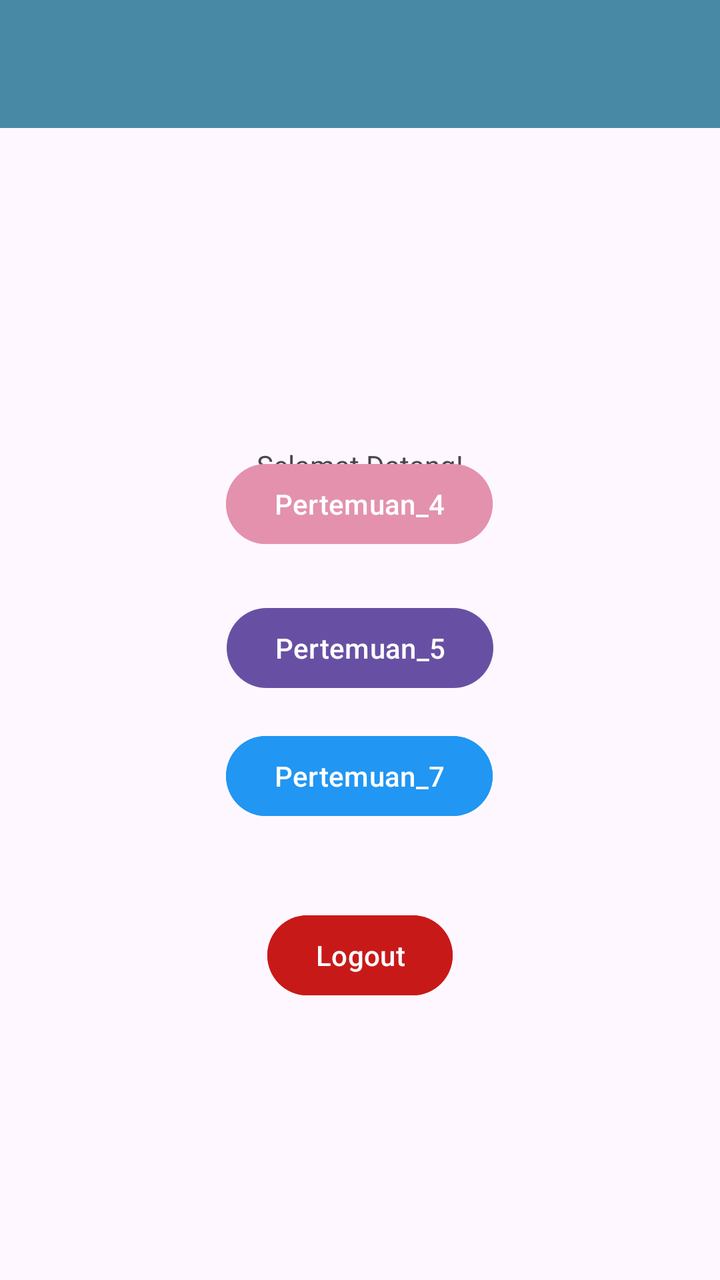
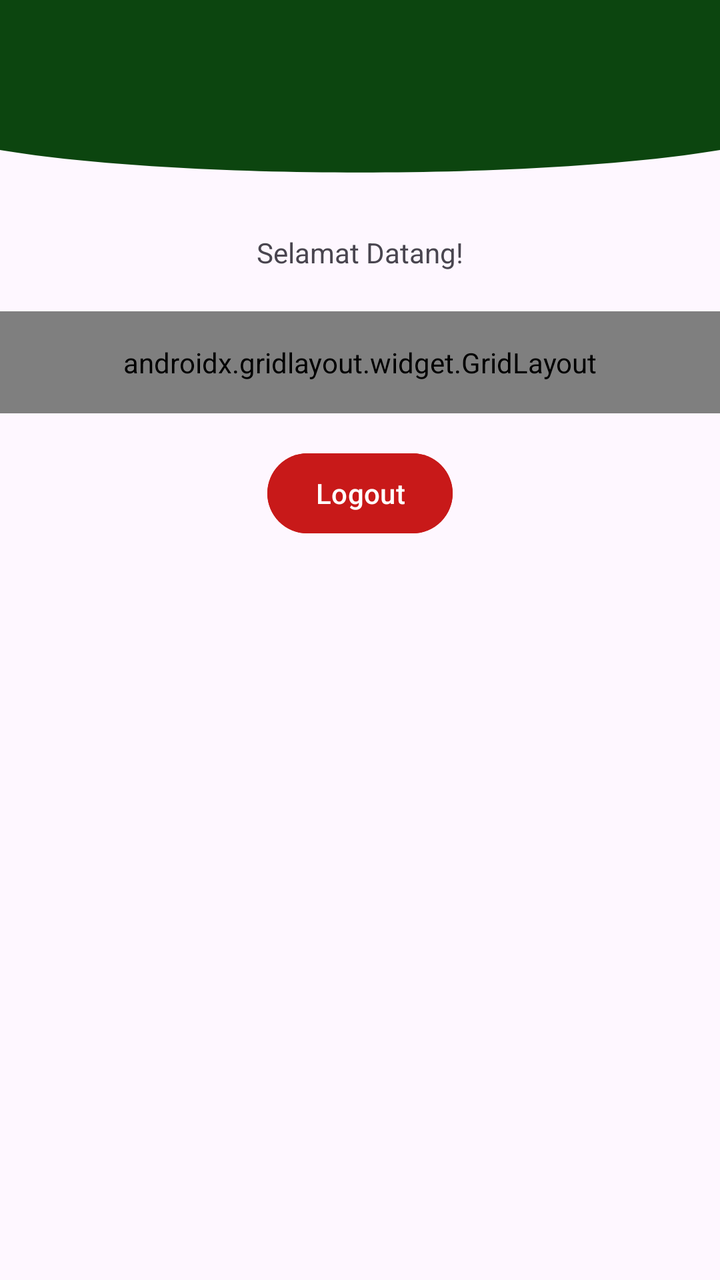

The first picture is an Android layout as it rendered before a commit; the second is the same layout after the commit. The layout source and the unified diff follow.
<!-- AndroidManifest.xml: application theme Theme.Ayu_3TIF -->
<!-- res/layout/fragment_home.xml -->
<?xml version="1.0" encoding="utf-8"?>
<androidx.constraintlayout.widget.ConstraintLayout xmlns:android="http://schemas.android.com/apk/res/android"
    xmlns:tools="http://schemas.android.com/tools"
    android:layout_width="match_parent"
    android:layout_height="match_parent"
    xmlns:app="http://schemas.android.com/apk/res-auto"
    tools:context=".Home.HomeFragment">

    <androidx.appcompat.widget.Toolbar
        android:id="@+id/toolbar"
        android:layout_width="match_parent"
        android:layout_height="?attr/actionBarSize"
        android:background="?attr/colorPrimary"
        app:layout_constraintEnd_toEndOf="parent"
        app:layout_constraintStart_toStartOf="parent"
        app:layout_constraintTop_toTopOf="parent"
        app:layout_scrollFlags="scroll|enterAlways"
        app:subtitleTextColor="@android:color/white"
        app:titleTextColor="@android:color/white"
        android:backgroundTint="#4889A6"/>


    <TextView
        android:layout_width="wrap_content"
        android:layout_height="wrap_content"
        android:text="Selamat Datang!"
        app:layout_constraintBottom_toBottomOf="parent"
        app:layout_constraintEnd_toEndOf="parent"
        app:layout_constraintStart_toStartOf="parent"
        app:layout_constraintTop_toTopOf="parent"
        app:layout_constraintVertical_bias="0.359" />

    <Button
        android:id="@+id/btnToFourth"
        android:layout_width="wrap_content"
        android:layout_height="wrap_content"
        android:layout_marginBottom="364dp"
        android:backgroundTint="#E491AE"
        android:text="Pertemuan_4"
        app:layout_constraintBottom_toBottomOf="parent"
        app:layout_constraintEnd_toEndOf="parent"
        app:layout_constraintHorizontal_bias="0.498"
        app:layout_constraintStart_toStartOf="parent" />

    <Button
        android:id="@+id/btnToFifth"
        android:layout_width="wrap_content"
        android:layout_height="wrap_content"
        android:layout_marginTop="24dp"
        android:text="Pertemuan_5"
        app:layout_constraintEnd_toEndOf="parent"
        app:layout_constraintStart_toStartOf="parent"
        app:layout_constraintTop_toBottomOf="@+id/btnToFourth" />

    <Button
        android:id="@+id/btnLogout"
        android:layout_width="wrap_content"
        android:layout_height="wrap_content"
        android:backgroundTint="#C81919"
        android:text="Logout"
        app:layout_constraintBottom_toBottomOf="parent"
        app:layout_constraintEnd_toEndOf="parent"
        app:layout_constraintStart_toStartOf="parent"
        app:layout_constraintTop_toBottomOf="@+id/btnToSeventh"
        app:layout_constraintVertical_bias="0.232" />

    <Button
        android:id="@+id/btnToSeventh"
        android:layout_width="wrap_content"
        android:layout_height="wrap_content"
        android:layout_marginTop="16dp"
        android:text="Pertemuan_7"
        android:backgroundTint="#2196F3"
        app:layout_constraintEnd_toEndOf="parent"
        app:layout_constraintHorizontal_bias="0.498"
        app:layout_constraintStart_toStartOf="parent"
        app:layout_constraintTop_toBottomOf="@+id/btnToFifth" />

</androidx.constraintlayout.widget.ConstraintLayout>
<!-- resources referenced by this layout -->
<resources>
  <style name="Theme.Ayu_3TIF" parent="Base.Theme.Ayu_3TIF" />
  <style name="Base.Theme.Ayu_3TIF" parent="Theme.Material3.DayNight.NoActionBar">
          
          
      </style>
</resources>

<!-- the commit's change to res/layout/fragment_home.xml (unified diff, before → after) -->
@@ -1,9 +1,9 @@
 <?xml version="1.0" encoding="utf-8"?>
 <androidx.constraintlayout.widget.ConstraintLayout xmlns:android="http://schemas.android.com/apk/res/android"
+    xmlns:app="http://schemas.android.com/apk/res-auto"
     xmlns:tools="http://schemas.android.com/tools"
     android:layout_width="match_parent"
     android:layout_height="match_parent"
-    xmlns:app="http://schemas.android.com/apk/res-auto"
     tools:context=".Home.HomeFragment">
 
     <androidx.appcompat.widget.Toolbar
@@ -11,16 +11,25 @@
         android:layout_width="match_parent"
         android:layout_height="?attr/actionBarSize"
         android:background="?attr/colorPrimary"
+        android:backgroundTint="#4889A6"
         app:layout_constraintEnd_toEndOf="parent"
         app:layout_constraintStart_toStartOf="parent"
         app:layout_constraintTop_toTopOf="parent"
         app:layout_scrollFlags="scroll|enterAlways"
         app:subtitleTextColor="@android:color/white"
-        app:titleTextColor="@android:color/white"
-        android:backgroundTint="#4889A6"/>
+        app:titleTextColor="@android:color/white" />
 
+    <View
+        android:id="@+id/background_header"
+        android:layout_width="0dp"
+        android:layout_height="100dp"
+        android:background="@drawable/bg_header_wave"
+        app:layout_constraintEnd_toEndOf="parent"
+        app:layout_constraintStart_toStartOf="parent"
+        app:layout_constraintTop_toTopOf="parent" />
 
     <TextView
+        android:id="@+id/tvWelcome"
         android:layout_width="wrap_content"
         android:layout_height="wrap_content"
         android:text="Selamat Datang!"
@@ -28,52 +37,68 @@
         app:layout_constraintEnd_toEndOf="parent"
         app:layout_constraintStart_toStartOf="parent"
         app:layout_constraintTop_toTopOf="parent"
-        app:layout_constraintVertical_bias="0.359" />
+        app:layout_constraintVertical_bias="0.188" />
 
-    <Button
-        android:id="@+id/btnToFourth"
-        android:layout_width="wrap_content"
+    
+    <androidx.gridlayout.widget.GridLayout
+        android:id="@+id/gridLayout"
+        android:layout_width="match_parent"
         android:layout_height="wrap_content"
-        android:layout_marginBottom="364dp"
-        android:backgroundTint="#E491AE"
-        android:text="Pertemuan_4"
-        app:layout_constraintBottom_toBottomOf="parent"
-        app:layout_constraintEnd_toEndOf="parent"
-        app:layout_constraintHorizontal_bias="0.498"
-        app:layout_constraintStart_toStartOf="parent" />
-
-    <Button
-        android:id="@+id/btnToFifth"
-        android:layout_width="wrap_content"
-        android:layout_height="wrap_content"
-        android:layout_marginTop="24dp"
-        android:text="Pertemuan_5"
+        android:layout_marginTop="20dp"
+        android:padding="16dp"
+        app:columnCount="2"
+        app:useDefaultMargins="true"
         app:layout_constraintEnd_toEndOf="parent"
         app:layout_constraintStart_toStartOf="parent"
-        app:layout_constraintTop_toBottomOf="@+id/btnToFourth" />
+        app:layout_constraintTop_toBottomOf="@id/tvWelcome">
 
+        <Button
+            android:id="@+id/btnToFourth"
+            android:layout_width="0dp"
+            android:layout_height="wrap_content"
+            android:backgroundTint="#E491AE"
+            android:text="Pertemuan_4"
+            app:layout_columnWeight="1"
+            app:layout_gravity="fill_horizontal" />
+
+        <Button
+            android:id="@+id/btnToFifth"
+            android:layout_width="0dp"
+            android:layout_height="wrap_content"
+            android:text="Pertemuan_5"
+            app:layout_columnWeight="1"
+            app:layout_gravity="fill_horizontal" />
+
+        <Button
+            android:id="@+id/btnToSeventh"
+            android:layout_width="0dp"
+            android:layout_height="wrap_content"
+            android:backgroundTint="#2196F3"
+            android:text="Pertemuan_7"
+            app:layout_columnWeight="1"
+            app:layout_gravity="fill_horizontal" />
+
+        <Button
+            android:id="@+id/btnToTenth"
+            android:layout_width="0dp"
+            android:layout_height="wrap_content"
+            android:backgroundTint="#C72F63"
+            android:text="Pertemuan_10"
+            app:layout_columnWeight="1"
+            app:layout_gravity="fill_horizontal" />
+
+    </androidx.gridlayout.widget.GridLayout>
+
+    
     <Button
         android:id="@+id/btnLogout"
         android:layout_width="wrap_content"
         android:layout_height="wrap_content"
+        android:layout_marginTop="16dp"
         android:backgroundTint="#C81919"
         android:text="Logout"
-        app:layout_constraintBottom_toBottomOf="parent"
         app:layout_constraintEnd_toEndOf="parent"
         app:layout_constraintStart_toStartOf="parent"
-        app:layout_constraintTop_toBottomOf="@+id/btnToSeventh"
-        app:layout_constraintVertical_bias="0.232" />
-
-    <Button
-        android:id="@+id/btnToSeventh"
-        android:layout_width="wrap_content"
-        android:layout_height="wrap_content"
-        android:layout_marginTop="16dp"
-        android:text="Pertemuan_7"
-        android:backgroundTint="#2196F3"
-        app:layout_constraintEnd_toEndOf="parent"
-        app:layout_constraintHorizontal_bias="0.498"
-        app:layout_constraintStart_toStartOf="parent"
-        app:layout_constraintTop_toBottomOf="@+id/btnToFifth" />
+        app:layout_constraintTop_toBottomOf="@id/gridLayout" />
 
 </androidx.constraintlayout.widget.ConstraintLayout>
<!-- resource entries referenced after the edit -->
@@ -1,5 +1,34 @@
 <!-- resources referenced by this layout -->
 <resources>
+  <!-- drawable bg_header_wave (drawable) -->
+  <?xml version="1.0" encoding="utf-8"?>
+  <vector xmlns:android="http://schemas.android.com/apk/res/android"
+      android:width="100dp"
+      android:height="100dp"
+      android:viewportWidth="100"
+      android:viewportHeight="100">
+  
+  
+  
+  
+  
+  
+  
+  
+  
+  
+      <path
+          android:fillColor="#0C450F"
+          android:pathData="
+              M0,0
+              L100,0
+              L100,75
+              C 75,90
+                25,90
+                0,75
+              Z" />
+  
+  </vector>
   <style name="Theme.Ayu_3TIF" parent="Base.Theme.Ayu_3TIF" />
   <style name="Base.Theme.Ayu_3TIF" parent="Theme.Material3.DayNight.NoActionBar">
           
